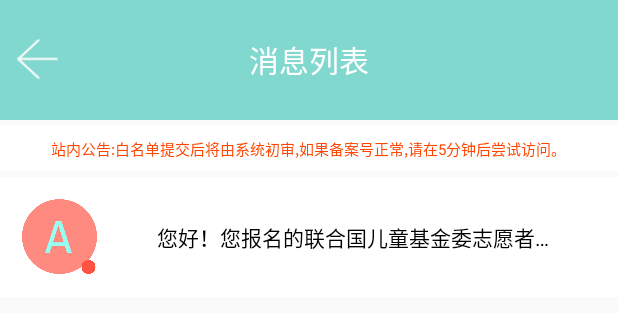
After one commit to TurenK/MicroCommenweal, an Android app: the layout fragment_message.xml on its own in the app's theme, with its tools: preview values and no code run, on a phone screen of 412 x 824 dp. The commit adds this screen. Shown: the top 313 px of the screen. Run offline under Robolectric (Android 15) with nearby library versions, the phone set to English and light mode, and no system bars.

Commit message:
messageActivity not finished yet

```diff
--- a/app/src/main/res/layout/activity_message.xml
+++ b/app/src/main/res/layout/activity_message.xml
@@ -332,6 +332,12 @@
             android:layout_alignParentTop="true"
             android:background="#f0f0f0"
             tools:ignore="RtlCompat"></ImageView>
+
+        <android.support.v7.widget.RecyclerView
+            android:id="@+id/rv_message"
+            android:layout_width="match_parent"
+            android:layout_height="match_parent"/>
+
     </LinearLayout>
 
 </ScrollView>
--- /dev/null
+++ b/app/src/main/res/layout/fragment_message.xml
@@ -0,0 +1,161 @@
+<?xml version="1.0" encoding="utf-8"?>
+<FrameLayout xmlns:android="http://schemas.android.com/apk/res/android"
+    xmlns:app="http://schemas.android.com/apk/res-auto"
+    xmlns:tools="http://schemas.android.com/tools"
+    android:layout_width="match_parent"
+    android:layout_height="match_parent"
+    tools:context=".CharityFragment">
+
+    <!-- TODO: Update blank fragment layout -->
+    <LinearLayout
+        android:layout_width="match_parent"
+        android:layout_height="match_parent"
+        android:orientation="vertical">
+        <FrameLayout
+            android:layout_width="match_parent"
+            android:layout_height="200dp">
+
+            <android.support.v4.view.ViewPager
+                android:id="@+id/viewPager"
+                android:layout_width="match_parent"
+                android:layout_height="match_parent"
+                tools:layout_editor_absoluteY="0dp"
+                tools:layout_editor_absoluteX="8dp"/>
+            <LinearLayout
+                android:layout_width="fill_parent"
+                android:layout_height="wrap_content"
+                android:orientation="vertical" >
+                <RelativeLayout
+                    android:layout_width="match_parent"
+                    android:layout_height="match_parent">
+                    <!--标题栏消息-->
+                    <RelativeLayout
+                        android:id="@+id/title_layout"
+                        android:layout_width="match_parent"
+                        android:layout_height="80dp"
+                        android:background="@color/colorPrimary">
+
+                        <Button
+                            android:id="@+id/button_back"
+                            android:layout_width="50dp"
+                            android:layout_height="50dp"
+                            android:layout_alignParentStart="true"
+                            android:layout_centerVertical="true"
+                            android:background="@drawable/icon_back"
+                            android:gravity="center_vertical" />
+
+                        <TextView
+                            android:id="@+id/title"
+                            android:layout_width="wrap_content"
+                            android:layout_height="wrap_content"
+                            android:layout_centerInParent="true"
+                            android:textColor="#ffffff"
+                            android:textSize="20sp"
+                            android:text="消息列表"
+                            />
+
+
+                    </RelativeLayout>
+
+                    <!--站内公告-->
+                    <RelativeLayout
+                        android:id="@+id/alarm_layout"
+                        android:layout_width="match_parent"
+                        android:layout_height="30dp"
+                        android:layout_below="@+id/title_layout"
+                        android:layout_marginTop="4dp"
+                        android:background="@color/white">
+
+                        <ImageView
+                            android:id="@+id/img_alarm"
+                            android:layout_width="50dp"
+                            android:layout_height="50dp"
+                            android:gravity="center_vertical"
+                            android:background="@drawable/icon_back" />
+
+                        <TextView
+                            android:id="@+id/alarm"
+                            android:layout_width="wrap_content"
+                            android:layout_height="wrap_content"
+                            android:layout_centerInParent="true"
+                            android:textColor="#FF4500"
+                            android:textSize="10sp"
+                            android:text="站内公告:白名单提交后将由系统初审,如果备案号正常,请在5分钟后尝试访问。"
+                            />
+
+
+                    </RelativeLayout>
+
+                    <!--消息1-->
+                    <RelativeLayout
+                        android:id="@+id/MessageLayout1"
+                        android:layout_width="fill_parent"
+                        android:layout_height="80dp"
+                        android:background="@color/white"
+                        android:layout_below="@+id/alarm_layout"
+                        android:layout_marginTop="4dp"
+                        android:clickable="true"
+                        >
+                        <RelativeLayout
+                            android:id="@+id/avatar1"
+                            android:layout_width="80dip"
+                            android:layout_height="80dip"
+                            >
+
+                            <ImageView
+                                android:id="@+id/left_image1"
+                                android:src="@drawable/avatar1"
+                                android:layout_width="50dp"
+                                android:layout_height="50dp"
+                                android:layout_centerInParent="true"
+                                android:scaleType="centerInside" />
+
+                            <ImageView
+                                android:id="@+id/redpoint1"
+                                android:layout_width="11dp"
+                                android:layout_height="9dp"
+                                android:layout_alignBottom="@+id/left_image1"
+                                android:layout_alignEnd="@+id/left_image1"
+                                android:src="@drawable/point_red" />
+
+
+                        </RelativeLayout>
+
+                        <TextView
+                            android:id="@+id/str_message1"
+                            android:layout_width="307dp"
+                            android:layout_height="wrap_content"
+                            android:layout_alignParentEnd="true"
+                            android:layout_alignParentRight="true"
+                            android:layout_centerVertical="true"
+                            android:gravity="left"
+                            android:text="您好！您报名的联合国儿童基金委志愿者…"
+                            android:textColor="@color/black" />
+
+
+
+                    </RelativeLayout>
+
+
+                </RelativeLayout>
+                <ImageView
+                    android:layout_width="wrap_content"
+                    android:layout_height="230dp"
+                    android:layout_alignParentStart="true"
+                    android:layout_alignParentTop="true"
+                    android:background="#f0f0f0"
+                    tools:ignore="RtlCompat"></ImageView>
+
+
+            </LinearLayout>
+
+
+        </FrameLayout>
+        <android.support.v7.widget.RecyclerView
+            android:id="@+id/rv_message"
+            android:layout_width="match_parent"
+            android:layout_height="match_parent"/>
+    </LinearLayout>
+
+
+</FrameLayout>
```
Also changed, not shown: app/src/main/java/com/example/hfp/changhaowoer/CharityFragment.java (+25 -1 lines), app/src/main/java/com/example/hfp/changhaowoer/MainUIActivity.java (+5 -9 lines), app/src/main/java/com/example/hfp/changhaowoer/adapter/MessageAdapter.java (added, +60 -0 lines), app/src/main/java/com/example/hfp/changhaowoer/object/Message.java (added, +30 -0 lines), app/src/main/res/layout/fragment_charity.xml (+20 -0 lines), app/src/main/res/layout/message_item.xml (added, +70 -0 lines).
